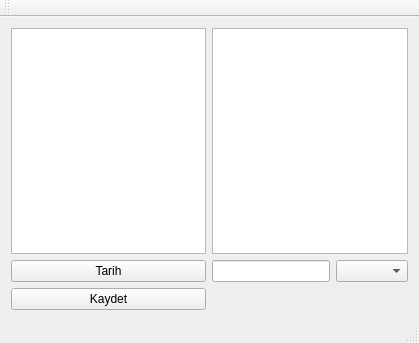
Above: qtftp.ui from hsudas/QtFtp before the change. Below: the same form after it.
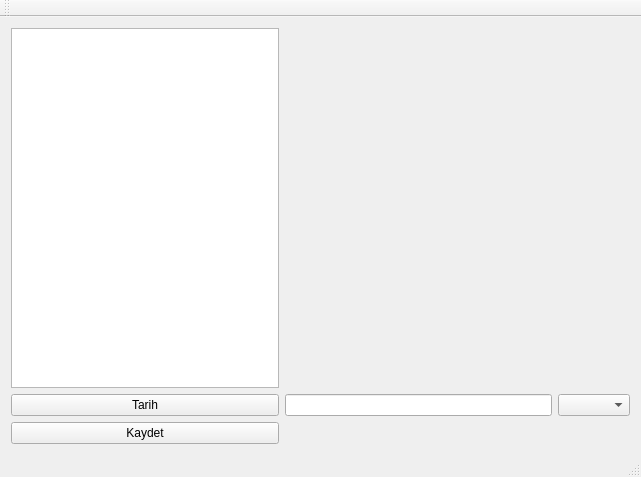
That is the form after the change.

Patch:
```diff
--- a/qtftp.ui
+++ b/qtftp.ui
@@ -6,8 +6,8 @@
    <rect>
     <x>0</x>
     <y>0</y>
-    <width>419</width>
-    <height>343</height>
+    <width>641</width>
+    <height>477</height>
    </rect>
   </property>
   <property name="windowTitle">
@@ -35,9 +35,6 @@
     <item row="5" column="2">
      <widget class="QComboBox" name="cbFaturaTuru"/>
     </item>
-    <item row="3" column="1" colspan="2">
-     <widget class="QListWidget" name="listWidget"/>
-    </item>
     <item row="3" column="0">
      <widget class="QTreeView" name="treeView"/>
     </item>
```
Left out of the diff: 2 changed lines with no effect on the pictures.
